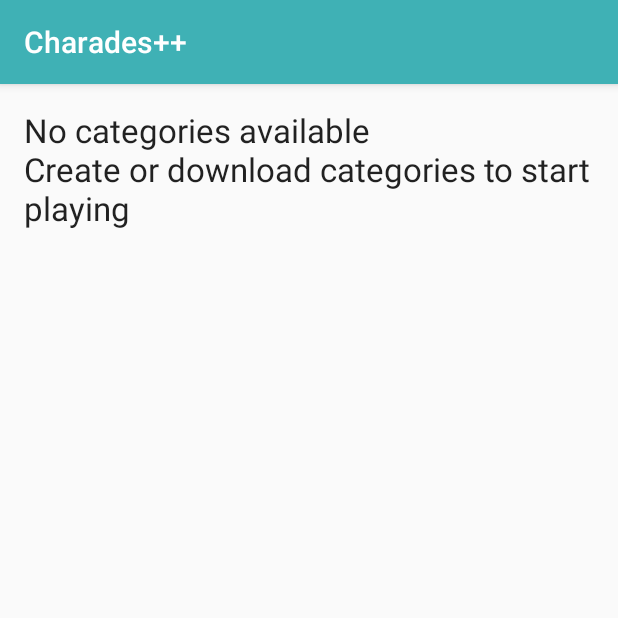
After one commit to debkbanerji/better-charades, an Android app: the MyCategories screen opened directly, with no data from a screen before it, on a phone screen of 412 x 824 dp, the top half of it. The commit adds this screen. Run offline under Robolectric (Android 15) with nearby library versions, the phone set to English and light mode, and no system bars; our stand-ins replace Firebase (no records; nobody signed in at launch, a user with empty details on screens opened directly).

Commit message:
My Categories
Added 'My Categories Page'

```diff
--- a/BetterCharades/app/src/main/AndroidManifest.xml
+++ b/BetterCharades/app/src/main/AndroidManifest.xml
@@ -29,7 +29,8 @@
         <activity android:name=".AddItemActivity" />
         <activity android:name=".UploadCategoryActivity" />
         <activity android:name=".HelpActivity" />
-        <activity android:name=".SettingsActivity"></activity>
+        <activity android:name=".SettingsActivity" />
+        <activity android:name=".MyCategories"></activity>
     </application>
 
 </manifest>
--- /dev/null
+++ b/BetterCharades/app/src/main/java/com/example/bettercharades/MyCategories.java
@@ -0,0 +1,171 @@
+package com.example.bettercharades;
+
+import android.content.Intent;
+import android.support.v7.app.AppCompatActivity;
+import android.os.Bundle;
+import android.util.Log;
+import android.view.ContextMenu;
+import android.view.MenuInflater;
+import android.view.MenuItem;
+import android.view.View;
+import android.widget.AdapterView;
+import android.widget.ArrayAdapter;
+import android.widget.ListView;
+import android.widget.TextView;
+import android.widget.Toast;
+
+import com.google.firebase.database.DataSnapshot;
+import com.google.firebase.database.DatabaseError;
+import com.google.firebase.database.DatabaseReference;
+import com.google.firebase.database.FirebaseDatabase;
+import com.google.firebase.database.ValueEventListener;
+
+import java.io.BufferedReader;
+import java.io.FileInputStream;
+import java.io.InputStreamReader;
+import java.util.ArrayList;
+import java.util.Collections;
+import java.util.HashSet;
+import java.util.LinkedList;
+import java.util.List;
+import java.util.Map;
+import java.util.Random;
+import java.util.Set;
+import java.util.regex.Matcher;
+import java.util.regex.Pattern;
+
+public class MyCategories extends AppCompatActivity {
+
+    ListView categoryListView;
+    private DatabaseReference mRootReef;
+    private DatabaseReference mCategories;
+    private DatabaseReference mCategoryList;
+    private Set dataBaseCategories;
+    private List<String> categoryList;
+    private ArrayAdapter<String> adapter;
+
+
+    @Override
+    protected void onCreate(Bundle savedInstanceState) {
+        super.onCreate(savedInstanceState);
+        setContentView(R.layout.activity_my_categories);
+
+        categoryListView = (ListView) findViewById(R.id.myCategoriesList);
+        dataBaseCategories = new HashSet();
+
+        String[] fileList = fileList();
+        ;
+        categoryList = new LinkedList<>();
+
+        String rgx = "(.+).category.txt";
+        for (int i = 0; i < fileList.length; i++) {
+            Matcher m = Pattern.compile(rgx).matcher(fileList[i]);
+            if (m.find()) {
+                categoryList.add(m.group(1));
+            }
+        }
+
+        if (categoryList.isEmpty()) {
+            TextView headingText = (TextView) findViewById(R.id.textView9);
+            headingText.setText("No categories available\nCreate or download categories to start playing");
+        }
+
+        String[] categories = (String[]) categoryList.toArray(new String[0]);
+        adapter = new ArrayAdapter<String>(this,
+                android.R.layout.simple_list_item_1,
+                android.R.id.text1, categories);
+
+        categoryListView = (ListView) findViewById(R.id.myCategoriesList);
+        categoryListView.setAdapter(adapter);
+
+        categoryListView.setOnItemClickListener(new AdapterView.OnItemClickListener() {
+            @Override
+            public void onItemClick(AdapterView<?> parent, View view, int position,
+                                    long id) {
+                String categoryString = (String) parent.getItemAtPosition(position);
+                uploadCategory(categoryString);
+            }
+        });
+
+        registerForContextMenu(categoryListView);
+
+        mRootReef = FirebaseDatabase.getInstance().getReference();
+        mCategories = mRootReef.child("categories");
+        mCategoryList = mRootReef.child("categoryList");
+
+        mCategoryList.addValueEventListener(new ValueEventListener() {
+            @Override
+            public void onDataChange(DataSnapshot dataSnapshot) {
+                Map categoryListMap = (Map) dataSnapshot.getValue();
+                if (categoryListMap == null) {
+                    dataBaseCategories = new HashSet<String>();
+                } else {
+                    dataBaseCategories = categoryListMap.keySet();
+                }
+            }
+
+            @Override
+            public void onCancelled(DatabaseError databaseError) {
+//                Toast.makeText(getApplicationContext(), "Network error: check your connection"
+//                        , Toast.LENGTH_SHORT).show();
+            }
+        });
+    }
+
+    @Override
+    public void onCreateContextMenu(ContextMenu menu, View v, ContextMenu.ContextMenuInfo menuInfo) {
+        super.onCreateContextMenu(menu, v, menuInfo);
+        MenuInflater inflater = getMenuInflater();
+        inflater.inflate(R.menu.menu_my_category, menu);
+    }
+
+    @Override
+    public boolean onContextItemSelected(MenuItem item) {
+        AdapterView.AdapterContextMenuInfo info = (AdapterView.AdapterContextMenuInfo) item.getMenuInfo();
+        switch (item.getItemId()) {
+            case R.id.uploadCategoryItem:
+                uploadCategory(categoryList.get(info.position));
+                adapter.notifyDataSetChanged();
+        }
+
+        return super.onContextItemSelected(item);
+    }
+
+    public List<String> itemList(String title) {
+
+        List<String> result = new ArrayList<>();
+        try {
+            FileInputStream fis = openFileInput(title + ".category.txt");
+            BufferedReader reader = new BufferedReader(new InputStreamReader(fis));
+            String line = reader.readLine();
+
+            while (line != null && !line.equals("")) {
+                result.add(line);
+                line = reader.readLine();
+            }
+
+        } catch (Exception e) {
+            Log.e("Error", e.getMessage());
+            return result;
+        }
+        Collections.shuffle(result, new Random(System.currentTimeMillis()));
+        return result;
+    }
+
+    public void uploadCategory(String categoryString) {
+        if (dataBaseCategories.contains(categoryString)) {
+            Toast.makeText(getApplicationContext(), "\"" + categoryString + "\" already in database"
+                    , Toast.LENGTH_SHORT).show();
+        } else {
+            Toast.makeText(getApplicationContext(), "Starting upload: \"" + categoryString + "\""
+                    , Toast.LENGTH_SHORT).show();
+            List<String> itemList = itemList(categoryString);
+            mCategoryList.child(categoryString).setValue(itemList.size());
+            mCategories.child(categoryString).setValue(itemList);
+            //return to home screen
+            Intent intent = new Intent(MyCategories.this, ChooseActivity.class);
+            intent.setFlags(Intent.FLAG_ACTIVITY_CLEAR_TOP);
+            startActivity(intent);
+        }
+    }
+}
--- a/BetterCharades/app/src/main/res/layout/activity_choose_category.xml
+++ b/BetterCharades/app/src/main/res/layout/activity_choose_category.xml
@@ -22,7 +22,6 @@
             android:layout_alignParentLeft="true"
             android:layout_alignParentTop="true"
             android:text="Choose Category"
-            android:textSize="25sp"
             android:textAppearance="?android:attr/textAppearanceLarge" />
 
 
--- /dev/null
+++ b/BetterCharades/app/src/main/res/layout/activity_my_categories.xml
@@ -0,0 +1,27 @@
+<?xml version="1.0" encoding="utf-8"?>
+<RelativeLayout xmlns:android="http://schemas.android.com/apk/res/android"
+    xmlns:tools="http://schemas.android.com/tools"
+    android:layout_width="match_parent"
+    android:layout_height="match_parent"
+    android:paddingBottom="@dimen/activity_vertical_margin"
+    android:paddingLeft="@dimen/activity_horizontal_margin"
+    android:paddingRight="@dimen/activity_horizontal_margin"
+    android:paddingTop="@dimen/activity_vertical_margin"
+    tools:context="com.example.bettercharades.MyCategories">
+
+    <TextView
+        android:layout_width="wrap_content"
+        android:layout_height="wrap_content"
+        android:textAppearance="?android:attr/textAppearanceLarge"
+        android:text="My Categories"
+        android:id="@+id/textView9"
+        android:layout_alignParentTop="true"
+        android:layout_centerHorizontal="true" />
+
+    <ListView
+        android:layout_width="match_parent"
+        android:layout_height="wrap_content"
+        android:id="@+id/myCategoriesList"
+        android:layout_below="@+id/textView9"
+        android:layout_centerHorizontal="true" />
+</RelativeLayout>
--- /dev/null
+++ b/BetterCharades/app/src/main/res/menu/menu_my_category.xml
@@ -0,0 +1,9 @@
+<?xml version="1.0" encoding="utf-8"?>
+<menu xmlns:android="http://schemas.android.com/apk/res/android">
+    <item android:id="@+id/uploadCategoryItem"
+        android:title="Upload category"/>
+    <item android:id="@+id/editCategoryItem"
+        android:title="Edit category"/>
+    <item android:id="@+id/deleteCategoryItem"
+        android:title="Delete category"/>
+</menu>
```
Also changed, not shown: BetterCharades/app/src/main/java/com/example/bettercharades/ChooseActivity.java (+9 -0 lines), BetterCharades/app/src/main/java/com/example/bettercharades/UploadCategoryActivity.java (+7 -3 lines), BetterCharades/app/src/main/res/layout/content_choose.xml (+9 -1 lines).
